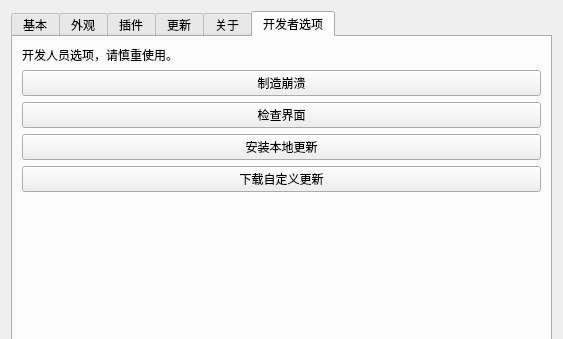
HelloWRC/W-DesktopCountdown, file UISource/settings.ui: the form before one commit; both pictures show x 0 to 563 and y 0 to 339 of the 563 by 655 pixel window.
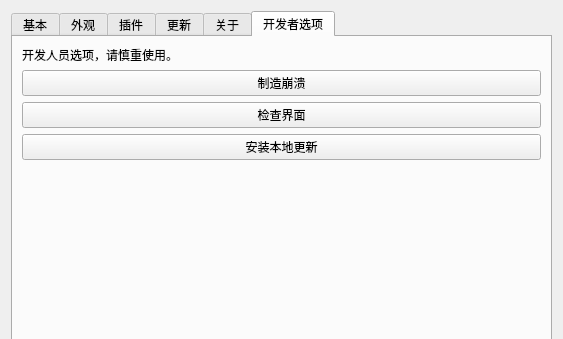
The form after the commit. The open tabs and pages were chosen to show the change. Icons and pictures are not drawn.

```diff
--- a/UISource/settings.ui
+++ b/UISource/settings.ui
@@ -853,13 +853,6 @@
          </property>
         </widget>
        </item>
-       <item row="4" column="0" colspan="2">
-        <widget class="QPushButton" name="pushButton_7">
-         <property name="text">
-          <string>下载自定义更新</string>
-         </property>
-        </widget>
-       </item>
       </layout>
      </widget>
     </widget>
```
Left out of the diff: 4 changed lines with no effect on the pictures.
